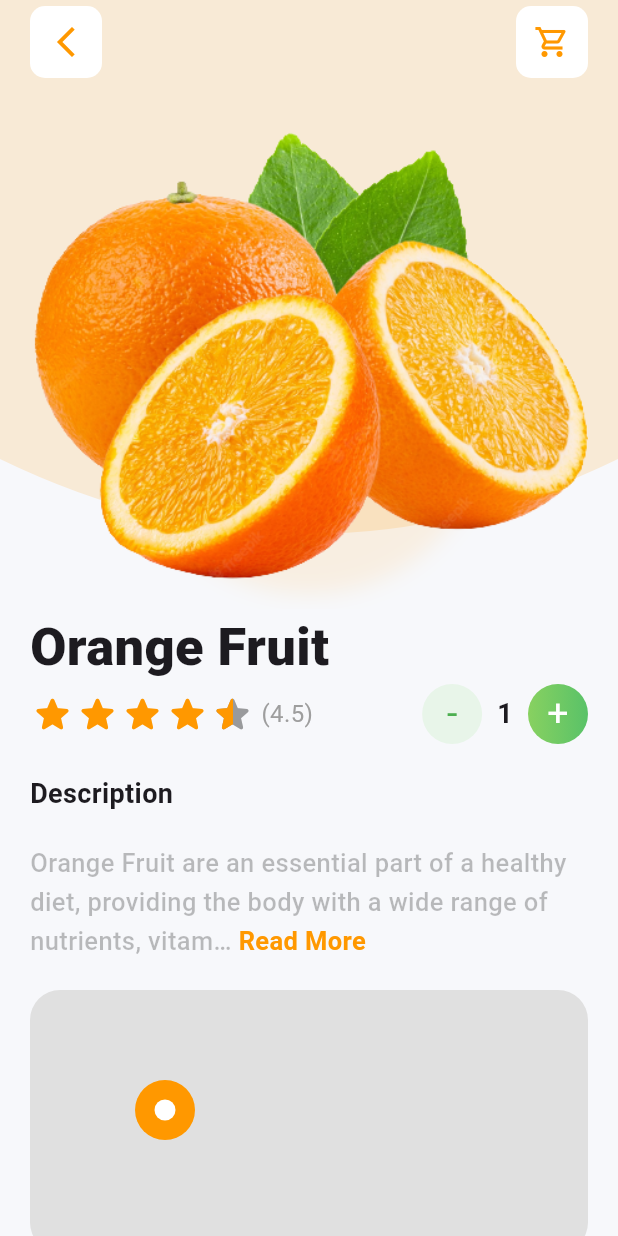
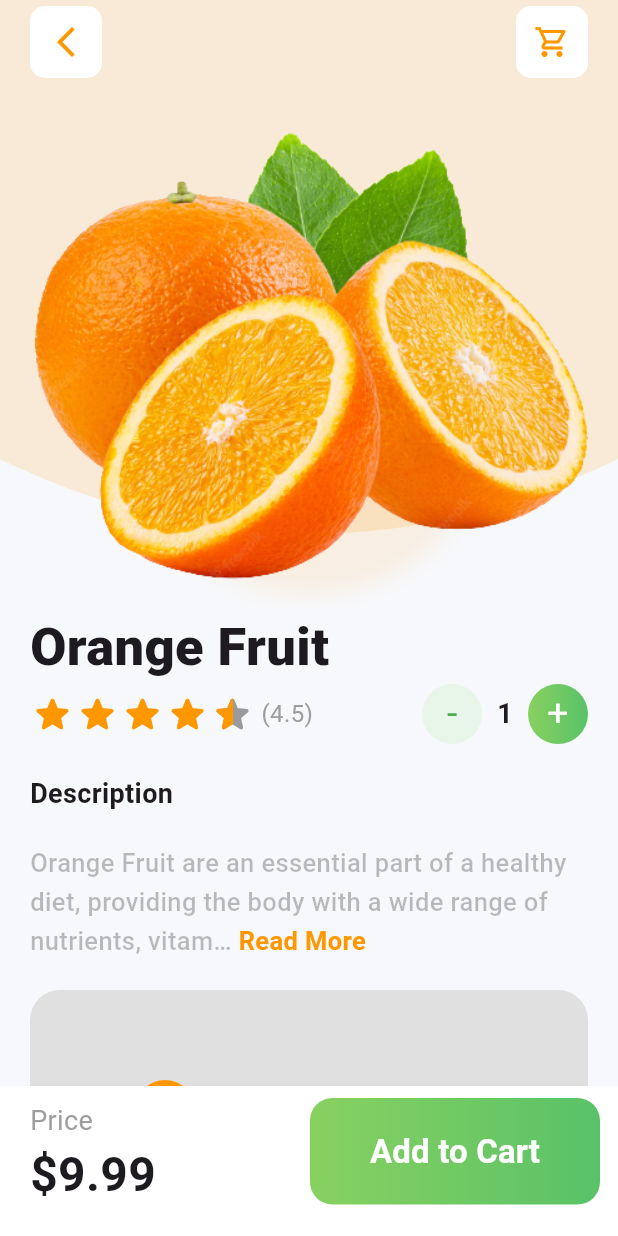
Before and after one commit to Shahin4292/Grocery-App, a Flutter app: the ProductDetailScreen screen opened directly with sample values from the repository, on a phone screen of 412 x 824 dp. Run offline on Flutter 3.47's test engine with Material 3 defaults, Android fonts, the phone set to English and light mode, and no system bars; drawn by our look-alikes of flutter_rating_bar, readmore; our stand-ins replace get.

Commit message:
add to card done

```diff
--- a/lib/app/view/product_detail_screen.dart
+++ b/lib/app/view/product_detail_screen.dart
@@ -227,6 +227,62 @@ class _ProductDetailScreenState extends State<ProductDetailScreen> {
           ],
         ),
       ),
+      bottomNavigationBar: Container(
+        height: 100,
+        color: Colors.white,
+        child: Row(
+          crossAxisAlignment: CrossAxisAlignment.start,
+          children: [
+            Padding(
+              padding: const EdgeInsets.symmetric(
+                horizontal: 20,
+                vertical: 10,
+              ),
+              child: Column(
+                crossAxisAlignment: CrossAxisAlignment.start,
+                children: [
+                  const Text(
+                    "Price",
+                    style: TextStyle(
+                      fontSize: 18,
+                      color: Colors.grey,
+                    ),
+                  ),
+                  Text(
+                    "\$${widget.product.price.toStringAsFixed(2)}",
+                    style: const TextStyle(
+                      fontSize: 32,
+                      fontWeight: FontWeight.bold,
+                    ),
+                  )
+                ],
+              ),
+            ),
+            const Spacer(),
+            TextButton(
+              onPressed: () {},
+              child: Container(
+                padding: const EdgeInsets.symmetric(
+                  vertical: 20,
+                  horizontal: 40,
+                ),
+                decoration: BoxDecoration(
+                  borderRadius: BorderRadius.circular(15),
+                  gradient: gradientColor,
+                ),
+                child: const Text(
+                  "Add to Cart",
+                  style: TextStyle(
+                    fontSize: 22,
+                    fontWeight: FontWeight.bold,
+                    color: Colors.white,
+                  ),
+                ),
+              ),
+            ),
+          ],
+        ),
+      ),
     );
   }
 
```
